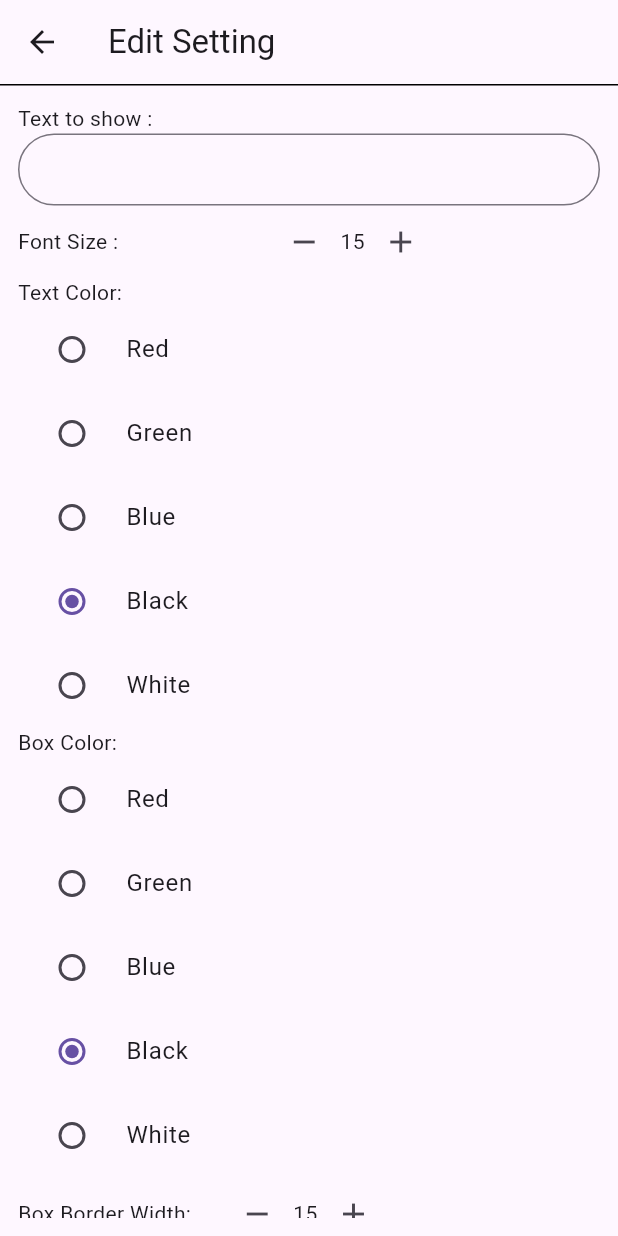
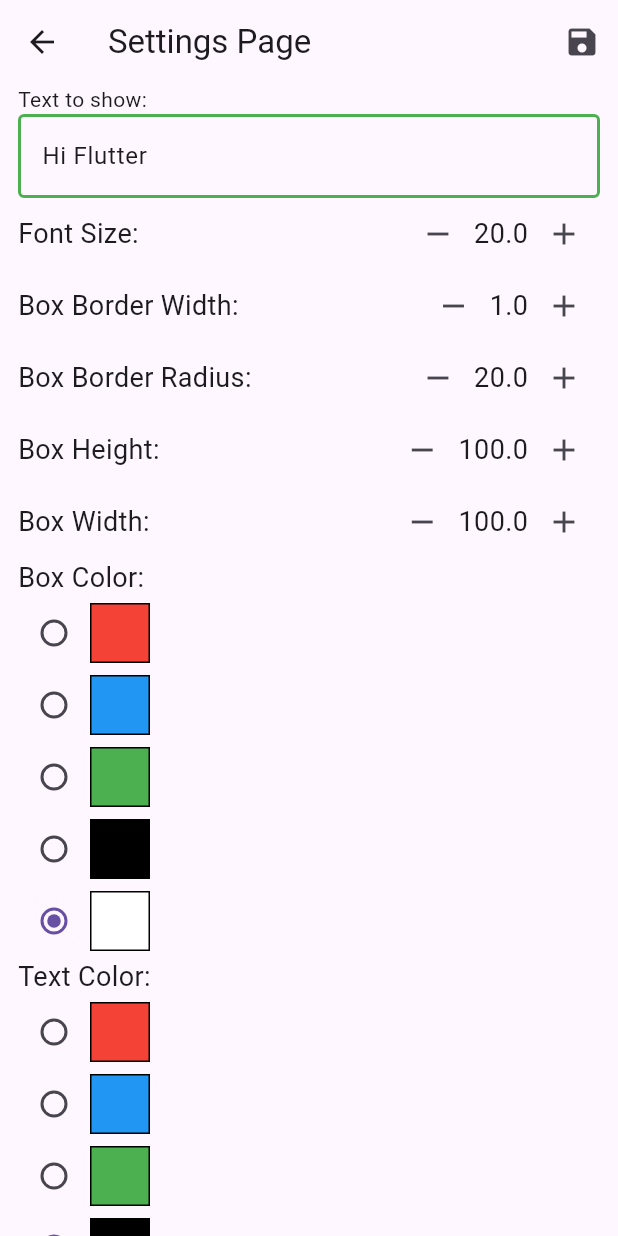
Before and after one commit to ARACHNOlD/box_prop_change, a Flutter app: the screen it shows after launch, after a tap on the "edit" icon, on a phone screen of 412 x 824 dp. Run offline on Flutter 3.47's test engine with Material 3 defaults, Android fonts, the light colour scheme and no system bars.

Commit message:
Box_property_complete

```diff
--- a/lib/home.dart
+++ /dev/null
@@ -1,74 +0,0 @@
-import 'package:box_prop_change/setting.dart';
-import 'package:flutter/material.dart';
-
-class Home extends StatefulWidget {
-  Color? boxColor;
-  Color? txtColor;
-  String? textToShow;
-  int? fontSize;
-  Home({
-    super.key,
-    this.textToShow,
-    this.fontSize,
-    this.txtColor,
-    this.boxColor,
-  });
-
-  @override
-  State<Home> createState() => _HomeState();
-}
-
-class _HomeState extends State<Home> {
-  @override
-  Widget build(BuildContext context) {
-    return Scaffold(
-      appBar: AppBar(
-        actions: [
-          IconButton(
-            onPressed: () {
-              Navigator.push(context, MaterialPageRoute(builder: (context) {
-                return Setting();
-              }));
-            },
-            icon: Icon(Icons.edit),
-          ),
-        ],
-        title: Text("Finalize your Sticker"),
-        bottom: PreferredSize(
-          preferredSize: Size.fromHeight(1),
-          child: Container(
-            decoration: BoxDecoration(
-              border: Border(
-                bottom: BorderSide(
-                  color: Colors.black,
-                  width: 1.0,
-                ),
-              ),
-            ),
-          ),
-        ),
-      ),
-      body: Center(
-        child: Container(
-          height: 150,
-          width: 150,
-          decoration: BoxDecoration(
-            border: Border.all(
-              width: 5,
-              color: Colors.grey,
-            ),
-            color: widget.boxColor ,
-          ),
-          child: Center(
-            child: Text(
-              widget.textToShow.toString(),
-              style: TextStyle(
-                  fontSize: widget.fontSize?.toDouble(),
-                  color: widget.txtColor),
-            ),
-          ),
-        ),
-      ),
-    );
-  }
-}
--- a/lib/main.dart
+++ b/lib/main.dart
@@ -1,5 +1,4 @@
-import 'package:box_prop_change/home.dart';
-import 'package:box_prop_change/setting.dart';
+import 'package:box_prop_change/preview_page.dart';
 import 'package:flutter/material.dart';
 
 void main() {
@@ -13,9 +12,7 @@ class MyApp extends StatelessWidget {
   @override
   Widget build(BuildContext context) {
     return MaterialApp(
-      home: Home(
-
-      ),
+      home: PreviewPage(),
     );
   }
 }
--- /dev/null
+++ b/lib/preview_page.dart
@@ -0,0 +1,62 @@
+import 'package:box_prop_change/classes/preview_settings.dart';
+import 'package:box_prop_change/settings_page.dart';
+import 'package:flutter/material.dart';
+
+class PreviewPage extends StatefulWidget {
+  const PreviewPage({
+    super.key,
+  });
+
+  @override
+  State<PreviewPage> createState() => _PreviewPageState();
+}
+
+class _PreviewPageState extends State<PreviewPage> {
+  PreviewSettings previewSettings = PreviewSettings();
+
+  @override
+  Widget build(BuildContext context) {
+    return Scaffold(
+      appBar: AppBar(
+        title: Text("Preview Page"),
+        actions: [
+          IconButton(
+            onPressed: () {
+              Navigator.of(context).push(MaterialPageRoute(
+                  builder: (context) => SettingsPage(
+                        onChange: (newSettings) {
+                          setState(() {
+                            previewSettings = newSettings;
+                          });
+                        },
+                        previewConfig: previewSettings,
+                      )));
+            },
+            icon: Icon(Icons.edit),
+          ),
+        ],
+      ),
+      body: Center(
+        child: Container(
+          height: previewSettings.boxHeight,
+          width: previewSettings.boxWidth,
+          decoration: BoxDecoration(
+            border: Border.all(width: previewSettings.borderWidth),
+            color: previewSettings.boxColor,
+            borderRadius: BorderRadius.circular(previewSettings.borderRadius),
+          ),
+          child: Center(
+            child: Text(
+              previewSettings.textToShow,
+              style: TextStyle(
+                color: previewSettings.textColor,
+                fontSize: previewSettings.fontSize,
+                fontWeight: FontWeight.bold,
+              ),
+            ),
+          ),
+        ),
+      ),
+    );
+  }
+}
--- a/lib/setting.dart
+++ /dev/null
@@ -1,248 +0,0 @@
-import 'package:box_prop_change/home.dart';
-
-import 'package:flutter/material.dart';
-
-class Setting extends StatefulWidget {
-  const Setting({super.key});
-
-  @override
-  State<Setting> createState() => _SettingState();
-}
-
-class _SettingState extends State<Setting> {
-  Color? _selectedColor = Colors.black;
-  Color? _BoxColor = Colors.black;
-
-  int fontsize = 15;
-  TextEditingController textCntrl = TextEditingController();
-  @override
-  Widget build(BuildContext context) {
-    return Scaffold(
-      appBar: AppBar(
-        title: Text("Edit Setting"),
-        bottom: PreferredSize(
-          preferredSize: Size.fromHeight(1), // Set height of border
-          child: Container(
-            decoration: BoxDecoration(
-              border: Border(
-                bottom: BorderSide(
-                  color: Colors.black, // Set border color
-                  width: 1.0, // Set border width
-                ),
-              ),
-            ),
-          ),
-        ),
-      ),
-      body: Padding(
-          padding: const EdgeInsets.all(12.0),
-          child: SingleChildScrollView(
-            child: Expanded(
-              child: Column(
-                mainAxisAlignment: MainAxisAlignment.start,
-                crossAxisAlignment: CrossAxisAlignment.start,
-                children: [
-                  Text("Text to show :"),
-                  TextField(
-                    controller: textCntrl,
-                    decoration: InputDecoration(
-                      contentPadding: EdgeInsets.all(10),
-                      border: OutlineInputBorder(
-                          borderSide: BorderSide(),
-                          borderRadius: BorderRadius.circular(50)),
-                    ),
-                  ),
-                  Row(
-                    children: [
-                      Text("Font Size :"),
-                      SizedBox(
-                        width: 100,
-                      ),
-                      IconButton(
-                          onPressed: () {
-                            setState(() {
-                              fontsize--;
-                            });
-                          },
-                          icon: Icon(Icons.remove)),
-                      Text(fontsize.toString()),
-                      IconButton(
-                          onPressed: () {
-                            setState(() {
-                              fontsize++;
-                            });
-                          },
-                          icon: Icon(Icons.add)),
-                    ],
-                  ),
-                  Text("Text Color:"),
-                  RadioListTile<Color>(
-                    title: Text('Red'),
-                    value: Colors.red,
-                    groupValue: _selectedColor,
-                    onChanged: (Color) {
-                      setState(() {
-                        _selectedColor = Color;
-                      });
-                    },
-                  ),
-                  RadioListTile<Color>(
-                    title: Text('Green'),
-                    value: Colors.green,
-                    groupValue: _selectedColor,
-                    onChanged: (Color) {
-                      setState(() {
-                        _selectedColor = Color;
-                      });
-                    },
-                  ),
-                  RadioListTile<Color>(
-                    title: Text('Blue'),
-                    value: Colors.blue,
-                    groupValue: _selectedColor,
-                    onChanged: (Color) {
-                      setState(() {
-                        _selectedColor = Color;
-                      });
-                    },
-                  ),
-                  RadioListTile<Color>(
-                    title: Text('Black'),
-                    value: Colors.black,
-                    groupValue: _selectedColor,
-                    onChanged: (Color) {
-                      setState(() {
-                        _selectedColor = Color;
-                      });
-                    },
-                  ),
-                  RadioListTile<Color>(
-                    title: Text('White'),
-                    value: Colors.white,
-                    groupValue: _selectedColor,
-                    onChanged: (Color) {
-                      setState(() {
-                        _selectedColor = Color;
-                      });
-                    },
-                  ),
-                  Text("Box Color:"),
-                  RadioListTile<Color>(
-                    title: Text('Red'),
-                    value: Colors.red,
-                    groupValue: _BoxColor,
-                    onChanged: (Color) {
-                      setState(() {
-                        _BoxColor = Color;
-                      });
-                    },
-                  ),
-                  RadioListTile<Color>(
-                    title: Text('Green'),
-                    value: Colors.green,
-                    groupValue: _BoxColor,
-                    onChanged: (Color) {
-                      setState(() {
-                        _BoxColor = Color;
-                      });
-                    },
-                  ),
-                  RadioListTile<Color>(
-                    title: Text('Blue'),
-                    value: Colors.blue,
-                    groupValue: _BoxColor,
-                    onChanged: (Color) {
-                      setState(() {
-                        _BoxColor = Color;
-                      });
-                    },
-                  ),
-                  RadioListTile<Color>(
-                    title: Text('Black'),
-                    value: Colors.black,
-                    groupValue: _BoxColor,
-                    onChanged: (Color) {
-                      setState(() {
-                        _BoxColor = Color;
-                      });
-                    },
-                  ),
-                  RadioListTile<Color>(
-                    title: Text('White'),
-                    value: Colors.white,
-                    groupValue: _BoxColor,
-                    onChanged: (Color) {
-                      setState(() {
-                        _BoxColor = Color;
-                      });
-                    },
-                  ),
-                  Row(
-                    children: [
-                      Text("Box Border Width:"),
-                      SizedBox(
-                        width: 20,
-                      ),
-                      IconButton(onPressed: () {}, icon: Icon(Icons.remove)),
-                      Text("15"),
-                      IconButton(onPressed: () {}, icon: Icon(Icons.add)),
-                    ],
-                  ),
-                  Row(
-                    children: [
-                      Text("Box Border Radious :"),
-                      SizedBox(
-                        width: 20,
-                      ),
-                      IconButton(onPressed: () {}, icon: Icon(Icons.remove)),
-                      Text("15"),
-                      IconButton(onPressed: () {}, icon: Icon(Icons.add)),
-                    ],
-                  ),
-                  Row(
-                    children: [
-                      Text("Font Size :"),
-                      SizedBox(
-                        width: 20,
-                      ),
-                      IconButton(onPressed: () {}, icon: Icon(Icons.remove)),
-                      Text("15"),
-                      IconButton(onPressed: () {}, icon: Icon(Icons.add)),
-                    ],
-                  ),
-                  Row(
-                    children: [
-                      Text("Box Height :"),
-                      SizedBox(
-                        width: 20,
-                      ),
-                      IconButton(onPressed: () {}, icon: Icon(Icons.remove)),
-                      Text("15"),
-                      IconButton(onPressed: () {}, icon: Icon(Icons.add)),
-                    ],
-                  ),
-                  Center(
-                    child: ElevatedButton(
-                      onPressed: () {
-                        Navigator.pop(
-                          context,
-                          {
-                            Home(
-                              boxColor: _BoxColor,
-                              txtColor: _selectedColor,
-                              textToShow: textCntrl.toString(),
-                              fontSize: fontsize,
-                            )
-                          },
-                        );
-                      },
-                      child: Text("Save"),
-                    ),
-                  ),
-                ],
-              ),
-            ),
-          )),
-    );
-  }
-}
--- /dev/null
+++ b/lib/settings_page.dart
@@ -0,0 +1,216 @@
+import 'package:box_prop_change/classes/preview_settings.dart';
+import 'package:box_prop_change/components/number_controller.dart';
+import 'package:flutter/material.dart';
+import '../components/label_text.dart';
+
+List<Color> colors = [
+  Colors.red,
+  Colors.blue,
+  Colors.green,
+  Colors.black,
+  Colors.white,
+];
+
+class SettingsPage extends StatefulWidget {
+  final PreviewSettings previewConfig;
+  final Function(PreviewSettings) onChange;
+  SettingsPage({
+    required this.onChange,
+    required this.previewConfig,
+    super.key,
+  });
+
+  @override
+  State<SettingsPage> createState() => _SettingsPageState();
+}
+
+class _SettingsPageState extends State<SettingsPage> {
+  final OutlineInputBorder border = OutlineInputBorder(
+      borderSide: BorderSide(
+    color: Colors.green,
+    width: 2,
+  ));
+
+  TextEditingController textController = TextEditingController();
+
+  late PreviewSettings previewState = widget.previewConfig;
+
+  @override
+  void initState() {
+    textController.text = previewState.textToShow;
+    super.initState();
+  }
+
+  @override
+  Widget build(BuildContext context) {
+    return Scaffold(
+      appBar: AppBar(
+        title: Text("Settings Page"),
+        actions: [
+          IconButton(
+              onPressed: () {
+                previewState.textToShow = textController.text;
+                widget.onChange(previewState);
+                Navigator.of(context).pop();
+              },
+              icon: Icon(Icons.save)),
+        ],
+      ),
+      body: Padding(
+        padding: const EdgeInsets.symmetric(horizontal: 12.0),
+        child: ListView(
+          children: [
+            Text("Text to show:"),
+            TextField(
+              controller: textController,
+              decoration: InputDecoration(
+                border: border,
+                enabledBorder: border,
+                focusedBorder: border,
+              ),
+            ),
+            Row(
+              mainAxisAlignment: MainAxisAlignment.spaceBetween,
+              children: [
+                LabelText("Font Size:"),
+                NumberController(
+                  onChange: (v) {
+                    setState(() {
+                      previewState.fontSize = v;
+                    });
+                  },
+                  max: 20,
+                  value: previewState.fontSize,
+                  min: 10,
+                  changeValueBy: 3,
+                ),
+              ],
+            ),
+            Row(
+              mainAxisAlignment: MainAxisAlignment.spaceBetween,
+              children: [
+                LabelText("Box Border Width:"),
+                NumberController(
+                  onChange: (v) {
+                    setState(() {
+                      previewState.borderWidth = v;
+                    });
+                  },
+                  max: 20,
+                  value: previewState.borderWidth,
+                  min: 0,
+                  changeValueBy: 1,
+                ),
+              ],
+            ),
+            Row(
+              mainAxisAlignment: MainAxisAlignment.spaceBetween,
+              children: [
+                LabelText("Box Border Radius:"),
+                NumberController(
+                  onChange: (v) {
+                    setState(() {
+                      previewState.borderRadius = v;
+                    });
+                  },
+                  max: 200,
+                  value: previewState.borderRadius,
+                  min: 0,
+                  changeValueBy: 10,
+                ),
+              ],
+            ),
+            Row(
+              mainAxisAlignment: MainAxisAlignment.spaceBetween,
+              children: [
+                LabelText("Box Height:"),
+                NumberController(
+                  onChange: (v) {
+                    setState(() {
+                      previewState.boxHeight = v;
+                    });
+                  },
+                  max: 400,
+                  value: previewState.boxHeight,
+                  min: 80,
+                  changeValueBy: 30,
+                ),
+              ],
+            ),
+            Row(
+              mainAxisAlignment: MainAxisAlignment.spaceBetween,
+              children: [
+                LabelText("Box Width:"),
+                NumberController(
+                  onChange: (v) {
+                    setState(() {
+                      previewState.boxWidth = v;
+                    });
+                  },
+                  max: 400,
+                  value: previewState.boxWidth,
+                  min: 80,
+                  changeValueBy: 30,
+                ),
+              ],
+            ),
+            Column(
+              crossAxisAlignment: CrossAxisAlignment.start,
+              children: [
+                LabelText("Box Color:"),
+                for (int i = 0; i < colors.length; i++)
+                  Row(
+                    children: [
+                      Radio<Color>(
+                          value: colors[i],
+                          groupValue: previewState.boxColor,
+                          onChanged: (v) {
+                            setState(() {
+                              previewState.boxColor = v!;
+                            });
+                          }),
+                      Container(
+                        height: 40,
+                        width: 40,
+                        decoration: BoxDecoration(
+                          color: colors[i],
+                          border: Border.all(),
+                        ),
+                      ),
+                    ],
+                  ),
+              ],
+            ),
+            Column(
+              crossAxisAlignment: CrossAxisAlignment.start,
+              children: [
+                LabelText("Text Color:"),
+                for (int i = 0; i < colors.length; i++)
+                  Row(
+                    children: [
+                      Radio<Color>(
+                          value: colors[i],
+                          groupValue: previewState.textColor,
+                          onChanged: (v) {
+                            setState(() {
+                              previewState.textColor = v!;
+                            });
+                          }),
+                      Container(
+                        height: 40,
+                        width: 40,
+                        decoration: BoxDecoration(
+                          color: colors[i],
+                          border: Border.all(),
+                        ),
+                      ),
+                    ],
+                  ),
+              ],
+            )
+          ],
+        ),
+      ),
+    );
+  }
+}
```
